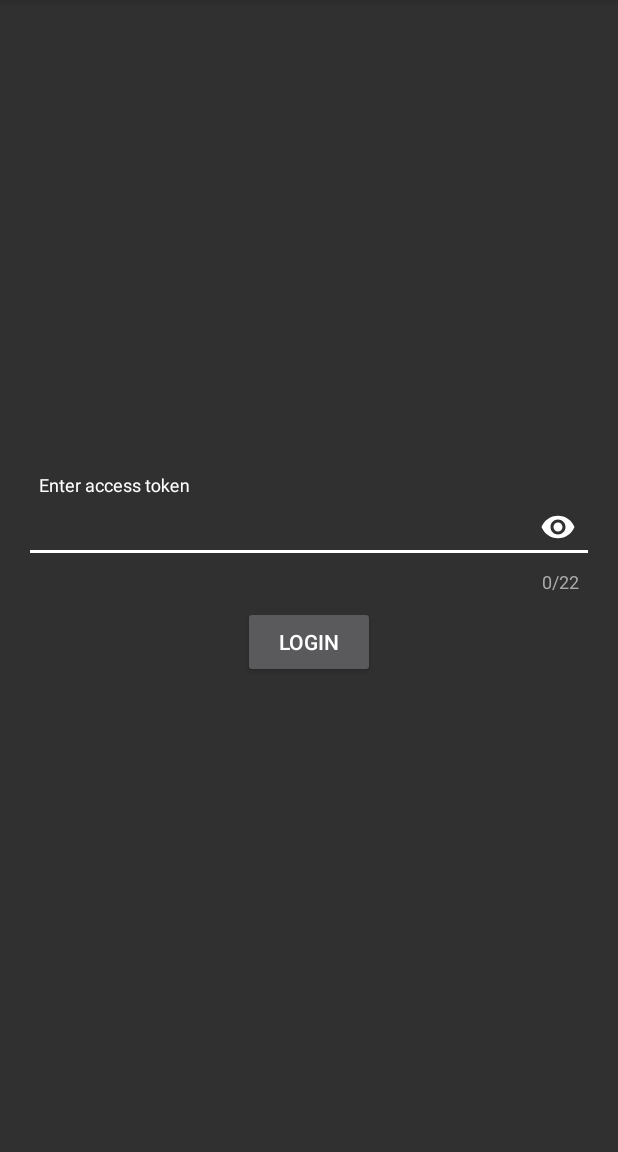
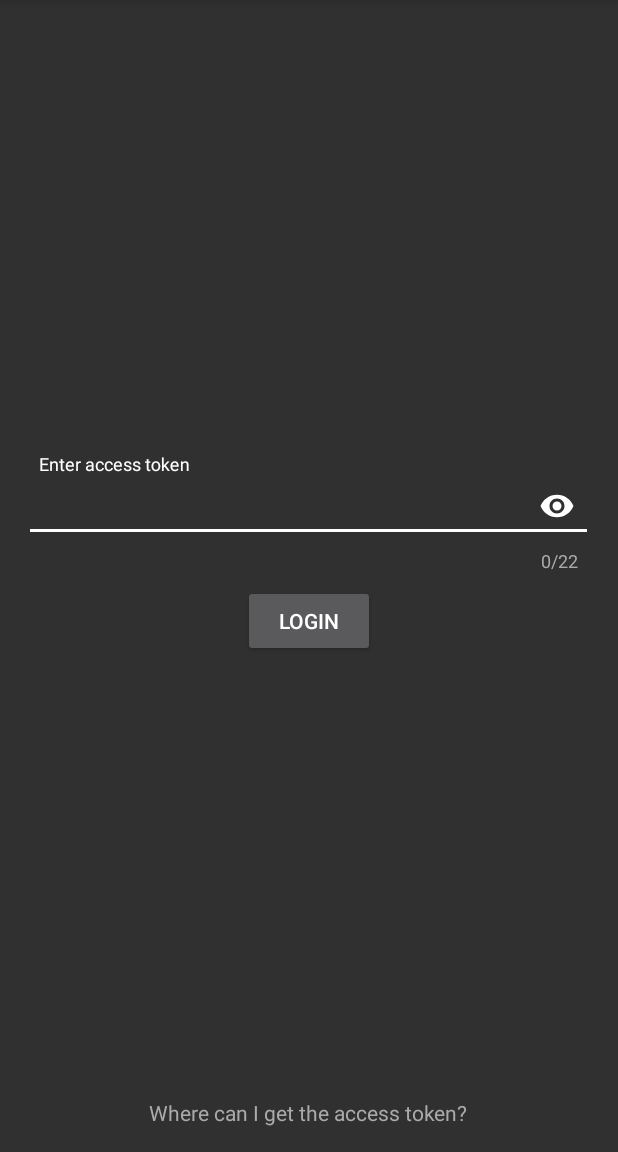
Before and after one commit to kevalpatel2106/green-build, an Android app: the screen it shows after launch (AuthenticationActivity), on a phone screen of 412 x 824 dp, the part 84-1236 px from its top. Run offline under Robolectric (Android 15) with nearby library versions, the phone set to English and light mode, and no system bars; Roboto replaces fonts that are not available here.

```diff
--- a/app/src/main/java/com/kevalpatel2106/ci/greenbuild/AuthenticationActivity.kt
+++ b/app/src/main/java/com/kevalpatel2106/ci/greenbuild/AuthenticationActivity.kt
@@ -25,7 +25,7 @@ class AuthenticationActivity : AppCompatActivity() {
         super.onCreate(savedInstanceState)
         setContentView(R.layout.activity_authentication)
 
-        authentication_token_et.background.mutate().setColorFilter(Color.WHITE, PorterDuff.Mode.SRC_ATOP)
+        authentication_token_et.background.mutate().setColorFilter(Color.WHITE, PorterDuff.Mode.SRC_OVER)
 
     }
 }
--- a/app/src/main/res/layout/activity_authentication.xml
+++ b/app/src/main/res/layout/activity_authentication.xml
@@ -7,24 +7,48 @@
     android:layout_height="match_parent"
     tools:context=".AuthenticationActivity">
 
+    <android.support.constraint.Guideline
+        android:id="@+id/guideline4"
+        android:layout_width="wrap_content"
+        android:layout_height="wrap_content"
+        android:orientation="horizontal"
+        app:layout_constraintGuide_end="17dp"/>
+
+    <android.support.constraint.Guideline
+        android:id="@+id/guideline2"
+        android:layout_width="wrap_content"
+        android:layout_height="wrap_content"
+        android:orientation="vertical"
+        app:layout_constraintGuide_end="17dp"/>
+
+    <android.support.constraint.Guideline
+        android:id="@+id/guideline3"
+        android:layout_width="wrap_content"
+        android:layout_height="wrap_content"
+        android:orientation="horizontal"
+        app:layout_constraintGuide_begin="16dp"/>
+
+    <android.support.constraint.Guideline
+        android:id="@+id/guideline"
+        android:layout_width="wrap_content"
+        android:layout_height="wrap_content"
+        android:orientation="vertical"
+        app:layout_constraintGuide_begin="16dp"/>
+
     <android.support.design.widget.TextInputLayout
         android:id="@+id/authentication_token_til"
         android:layout_width="0dp"
         android:layout_height="wrap_content"
         android:layout_marginBottom="8dp"
-        android:layout_marginEnd="16dp"
-        android:layout_marginStart="16dp"
-        android:layout_marginTop="16dp"
         app:counterEnabled="true"
         app:counterMaxLength="22"
         app:errorEnabled="true"
         app:hintAnimationEnabled="true"
         app:hintEnabled="true"
         app:layout_constraintBottom_toTopOf="@+id/authentication_btn"
-        app:layout_constraintEnd_toEndOf="parent"
-        app:layout_constraintHorizontal_bias="0.5"
-        app:layout_constraintStart_toStartOf="parent"
-        app:layout_constraintTop_toTopOf="parent"
+        app:layout_constraintEnd_toStartOf="@+id/guideline2"
+        app:layout_constraintStart_toStartOf="@+id/guideline"
+        app:layout_constraintTop_toTopOf="@+id/guideline3"
         app:layout_constraintVertical_chainStyle="packed"
         app:passwordToggleContentDescription="Toggle password visibility"
         app:passwordToggleEnabled="true"
@@ -44,14 +68,21 @@
         android:id="@+id/authentication_btn"
         android:layout_width="88dp"
         android:layout_height="wrap_content"
-        android:layout_marginBottom="16dp"
-        android:layout_marginEnd="8dp"
-        android:layout_marginStart="8dp"
+        android:layout_marginBottom="8dp"
         android:text="@string/authentication_hint_login"
-        app:layout_constraintBottom_toBottomOf="parent"
-        app:layout_constraintEnd_toEndOf="parent"
-        app:layout_constraintHorizontal_bias="0.5"
-        app:layout_constraintStart_toStartOf="parent"
+        app:layout_constraintBottom_toTopOf="@+id/textView"
+        app:layout_constraintEnd_toStartOf="@+id/guideline2"
+        app:layout_constraintStart_toStartOf="@+id/guideline"
         app:layout_constraintTop_toBottomOf="@+id/authentication_token_til"/>
 
+    <TextView
+        android:id="@+id/textView"
+        style="@style/SmallText.Secondary"
+        android:layout_width="wrap_content"
+        android:layout_height="wrap_content"
+        android:text="@string/authorization_hint_where_can_i_get_the_access_token"
+        app:layout_constraintBottom_toTopOf="@+id/guideline4"
+        app:layout_constraintEnd_toStartOf="@+id/guideline2"
+        app:layout_constraintStart_toStartOf="@+id/guideline"/>
+
 </android.support.constraint.ConstraintLayout>
--- a/app/src/main/res/values/strings.xml
+++ b/app/src/main/res/values/strings.xml
@@ -2,4 +2,5 @@
     <string name="app_name">Green Build</string>
     <string name="authentication_hint_enter_access_token">Enter access token</string>
     <string name="authentication_hint_login">Login</string>
+    <string name="authorization_hint_where_can_i_get_the_access_token">Where can I get the access token?</string>
 </resources>
--- a/build.gradle
+++ b/build.gradle
@@ -75,8 +75,6 @@ subprojects {
                 test.java.srcDirs += 'src/androidTest/kotlin'
             }
 
-
-
             dependencies {
                 implementation "org.jetbrains.kotlin:kotlin-stdlib-jre7:$versions.kotlin"
                 implementation 'androidx.core:core-ktx:0.3'
@@ -89,7 +87,8 @@ subprojects {
                 if (project.name != "testutils") {
                     testImplementation 'junit:junit:4.12'
                     testImplementation "com.android.support.test:rules:1.0.2-alpha1"
-                    testImplementation 'com.android.support.test:runner:1.0.1'
+                    testImplementation "com.android.support.test:monitor:1.0.2-alpha1"
+                    testImplementation 'com.android.support.test:runner:1.0.2-alpha1'
                     testImplementation "com.squareup.okhttp3:mockwebserver:3.10.0"
                     testImplementation "org.mockito:mockito-core:2.15.0"
                     testImplementation "org.robolectric:robolectric:3.8"
--- a/config.gradle
+++ b/config.gradle
@@ -9,7 +9,7 @@
 ext {
     versions = [
             'kotlin'        : '1.2.31',
-            'supportLibrary': '27.1.1',
+            'supportLibrary': '27.0.2',
             'buildTools'    : '27.0.3',
             'compileSdk'    : 27,
             'espresso'      : '3.0.1'
@@ -84,6 +84,7 @@ ext {
         disable 'InvalidPackage'
         checkTestSources true
         ignoreWarnings true
+        disable 'GradleCompatible'
     }
 
     compileOption = {
```
Also changed, not shown: 1 other file.
